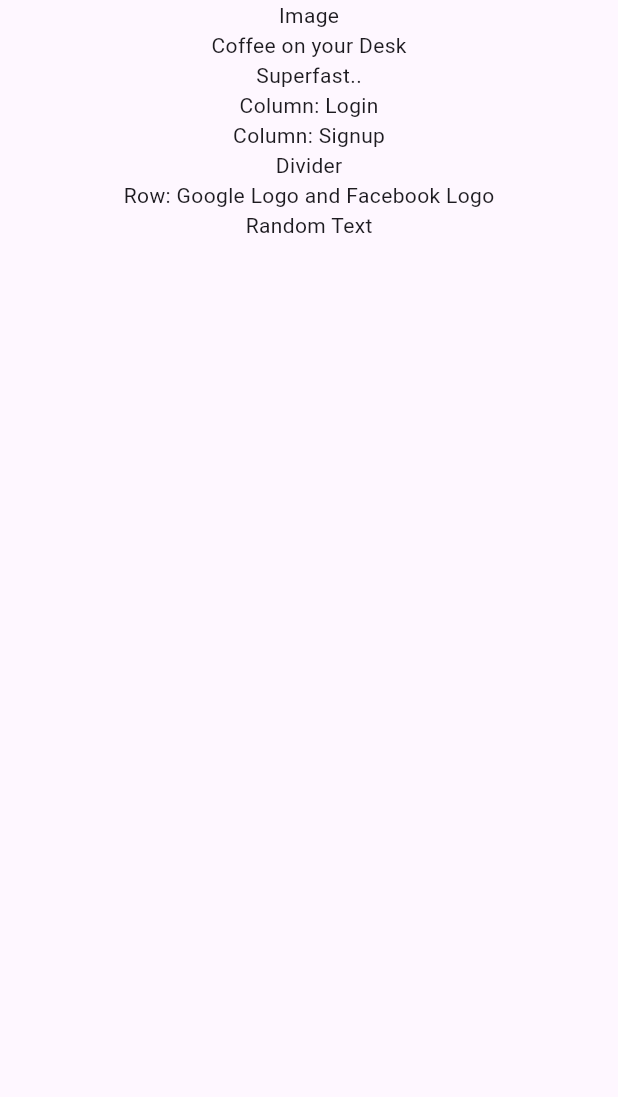
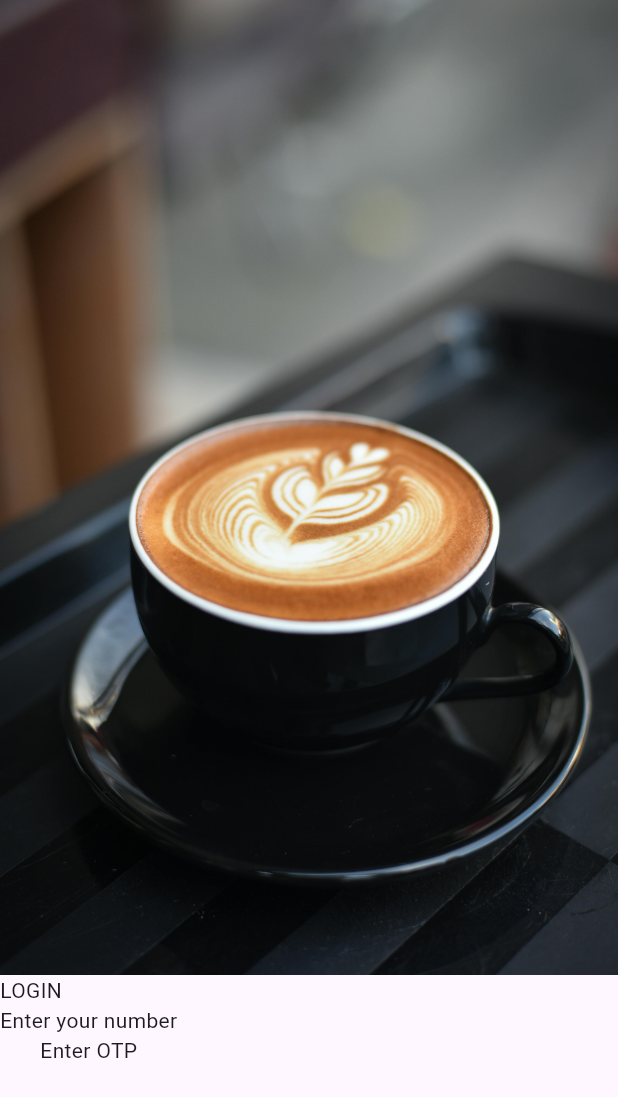
Before and after one commit to FCPongs/Flutter_SimpleMSA, a Flutter app: the screen it shows after launch, on a phone screen of 412 x 824 dp. Shown: the top 1097 px of the screen. Run offline on Flutter 3.47's test engine with Material 3 defaults, Android fonts, the phone set to English and light mode, and no system bars.

Commit message:
Followed #3 structure, added layout builder

```diff
--- a/lib/screens/login.dart
+++ b/lib/screens/login.dart
@@ -5,44 +5,32 @@ class login extends StatelessWidget {
 
   @override
   Widget build(BuildContext context) {
-    return const Scaffold(
-      body: Center(
+    return Scaffold(
+      body: LayoutBuilder(
+      builder: (context, constraints) {
+        return Column(
+          crossAxisAlignment: CrossAxisAlignment.start,
+          children: [
 
-        child: Column(
+            //! Image
+            Container(
+              height: 650,
+              width: double.infinity,
+              child: Image.asset('assets/loginImages/coffee.jpg',
+              fit: BoxFit.cover,
+              ),
+            ),
+            const Text("LOGIN"),
+            const Column(
 
-          children: [
-            Text("Image"),
-
-            //! Text
-            Column(
               children: [
-                Text("Coffee on your Desk"),
-                Text("Superfast.."),
+                Text("Enter your number"),
+                Text("Enter OTP"),
               ],
-            ),
-
-            //! Buttons
-            Column(
-              children: [
-                Text("Column: Login"),
-                Text("Column: Signup"),
-              ],
-            ),
-
-            //! Divider with text
-            Text("Divider"),
-
-            //! Row for Google and Facebook Logo
-            Row(
-              mainAxisAlignment: MainAxisAlignment.center,
-              children: [
-                Text("Row: Google Logo and Facebook Logo"),
-              ],
-            ),
-            Text("Random Text")
+            )
           ],
-        ),
-      ),
-    );
+        );
+      },
+    ));
   }
 }
--- a/pubspec.yaml
+++ b/pubspec.yaml
@@ -19,7 +19,7 @@ dev_dependencies:
 flutter:
   uses-material-design: true
   assets:
-  - "assets/loginImages/coffee.jpg"
+    - "assets/loginImages/coffee.jpg"
 
 flutter_launcher_icons:
   android: "launcher_icon"
```
